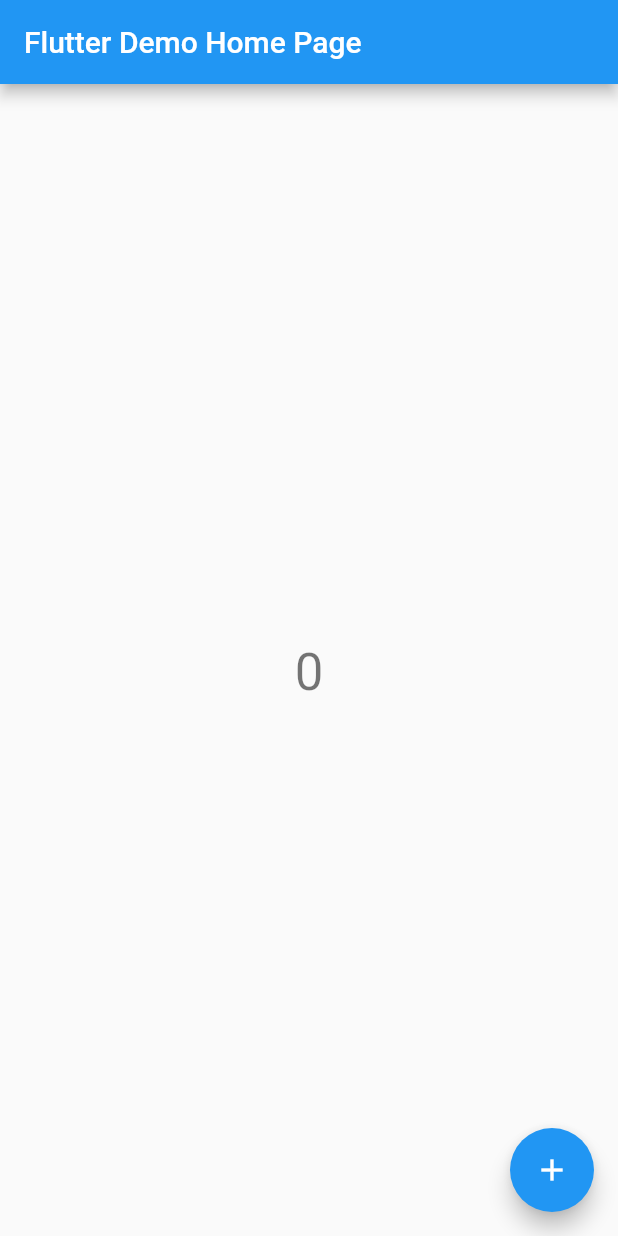
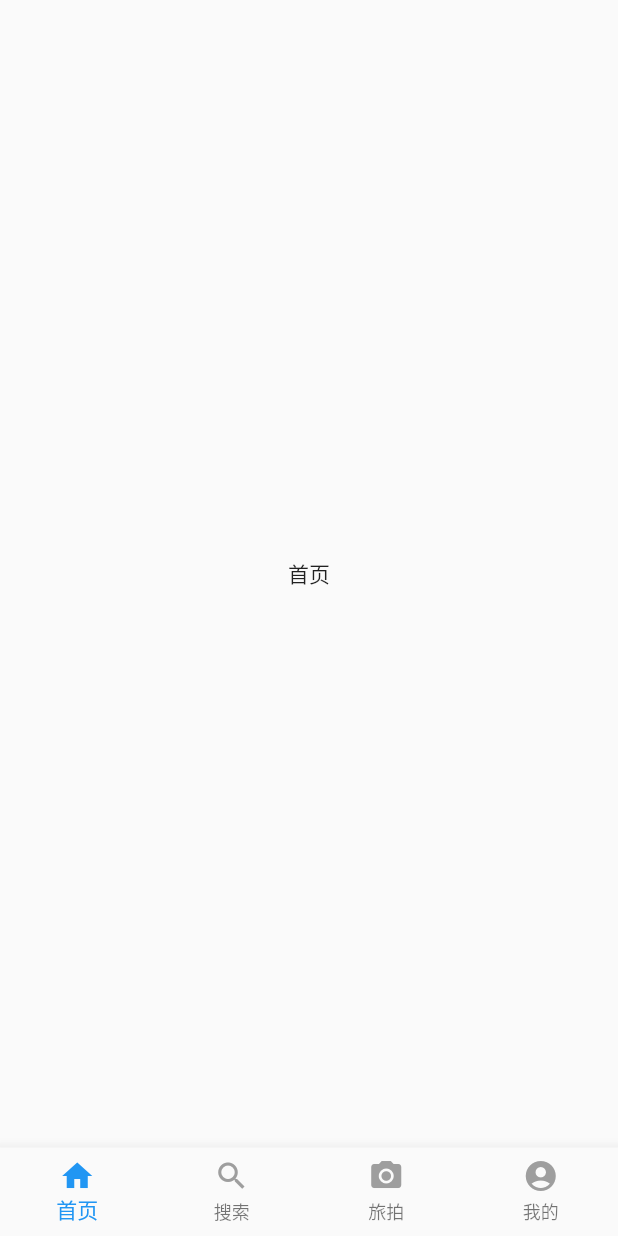
Before and after one commit to fangguangyu/tour_app, a Flutter app: the screen it shows after launch, on a phone screen of 412 x 824 dp. Run offline on Flutter 3.47's test engine with Material 2 defaults, Android fonts, the phone set to English and light mode, and no system bars.

```diff
--- a/lib/main.dart
+++ b/lib/main.dart
@@ -1,8 +1,11 @@
 import 'package:flutter/material.dart';
 import 'package:tour_app/dao/home_dao.dart';
+import 'package:tour_app/model/common_model.dart';
+import 'package:tour_app/widget/local_nav.dart';
 import 'dart:convert';
 
 import 'model/home_model.dart';
+import 'navigator/tab_navigator.dart';
 void main() => runApp(MyApp());
 
 class MyApp extends StatelessWidget {
@@ -23,7 +26,7 @@ class MyApp extends StatelessWidget {
         // is not restarted.
         primarySwatch: Colors.blue,
       ),
-      home: MyHomePage(title: 'Flutter Demo Home Page'),
+      home: TabNavigator(),
     );
   }
 }
@@ -49,6 +52,7 @@ class MyHomePage extends StatefulWidget {
 class _MyHomePageState extends State<MyHomePage> {
   int _counter = 0;
   String resultString = '';
+  List<CommonModel> localNavList = [];
 
   @override
   void initState() {
@@ -76,18 +80,15 @@ class _MyHomePageState extends State<MyHomePage> {
 //        resultString = e.toString();
 //      });
 //    });
-//    try{
+    try{
       HomeModel model = await HomeDao.fetch();
-      print(model);
       setState(() {
-        resultString = json.encode(model.config);
+        localNavList = model.localNavList;
       });
       print(resultString);
-//    }catch(e) {
-//      setState(() {
-//        resultString = e.toString();
-//      });
-//    }
+    }catch(e) {
+      print(e);
+    }
 
   }
 
@@ -128,6 +129,7 @@ class _MyHomePageState extends State<MyHomePage> {
             Text(
                 resultString
             ),
+            LocalNav(localNavList: localNavList,),
             Text(
               '$_counter',
               style: Theme.of(context).textTheme.display1,
--- /dev/null
+++ b/lib/navigator/tab_navigator.dart
@@ -0,0 +1,66 @@
+import 'package:flutter/material.dart';
+import 'package:tour_app/pages/home_page.dart';
+import 'package:tour_app/pages/my_page.dart';
+import 'package:tour_app/pages/search_page.dart';
+import 'package:tour_app/pages/travel_page.dart';
+
+class TabNavigator extends StatefulWidget {
+  @override
+  _TabNavigator createState() => _TabNavigator();
+}
+
+class _TabNavigator extends State<TabNavigator> {
+  final _defaultColor = Colors.grey;
+  final _activeColor = Colors.blue;
+  int _currentIndex = 0;
+
+  final PageController _controller = PageController(
+    initialPage: 0,
+  );
+
+  @override
+  Widget build(BuildContext context) {
+    // TODO: implement build
+    return Scaffold(
+      body: PageView(
+        controller: _controller,
+        children: <Widget>[HomePage(), SearchPage(), TravelPage(), MyPage()],
+      ),
+      bottomNavigationBar: BottomNavigationBar(
+          currentIndex: _currentIndex,
+          onTap: (index) {
+            _controller.jumpToPage(index);
+            setState(() {
+              _currentIndex = index;
+            });
+          },
+          type: BottomNavigationBarType.fixed,
+          items: [
+        BottomNavigationBarItem(
+            icon: Icon(Icons.home, color: _defaultColor),
+            activeIcon: Icon(Icons.home, color: _activeColor),
+            title: Text('首页',
+                style: TextStyle(
+                    color: _currentIndex != 0 ? _defaultColor : _activeColor))),
+        BottomNavigationBarItem(
+            icon: Icon(Icons.search, color: _defaultColor),
+            activeIcon: Icon(Icons.search, color: _activeColor),
+            title: Text('搜索',
+                style: TextStyle(
+                    color: _currentIndex != 1 ? _defaultColor : _activeColor))),
+        BottomNavigationBarItem(
+            icon: Icon(Icons.camera_alt, color: _defaultColor),
+            activeIcon: Icon(Icons.camera_alt, color: _activeColor),
+            title: Text('旅拍',
+                style: TextStyle(
+                    color: _currentIndex != 2 ? _defaultColor : _activeColor))),
+        BottomNavigationBarItem(
+            icon: Icon(Icons.account_circle, color: _defaultColor),
+            activeIcon: Icon(Icons.account_circle, color: _activeColor),
+            title: Text('我的',
+                style: TextStyle(
+                    color: _currentIndex != 3 ? _defaultColor : _activeColor)))
+      ]),
+    );
+  }
+}
--- /dev/null
+++ b/lib/pages/home_page.dart
@@ -0,0 +1,25 @@
+
+import 'package:flutter/material.dart';
+
+class HomePage extends StatefulWidget{
+  @override
+  _HomePageState createState() => _HomePageState();
+
+}
+
+class _HomePageState extends State<HomePage> {
+  final PageController _controller = PageController(
+    initialPage: 0,
+  );
+
+  @override
+  Widget build(BuildContext context) {
+    // TODO: implement build
+    return Scaffold(
+        body: Center(
+          child: Text('首页'),
+        )
+    );
+  }
+
+}
```
Also changed, not shown: lib/pages/my_page.dart (added, +25 -0 lines), lib/pages/search_page.dart (added, +25 -0 lines), lib/pages/travel_page.dart (added, +25 -0 lines), lib/widget/grid_nav.dart (added, +16 -0 lines), lib/widget/local_nav.dart (added, +59 -0 lines).
